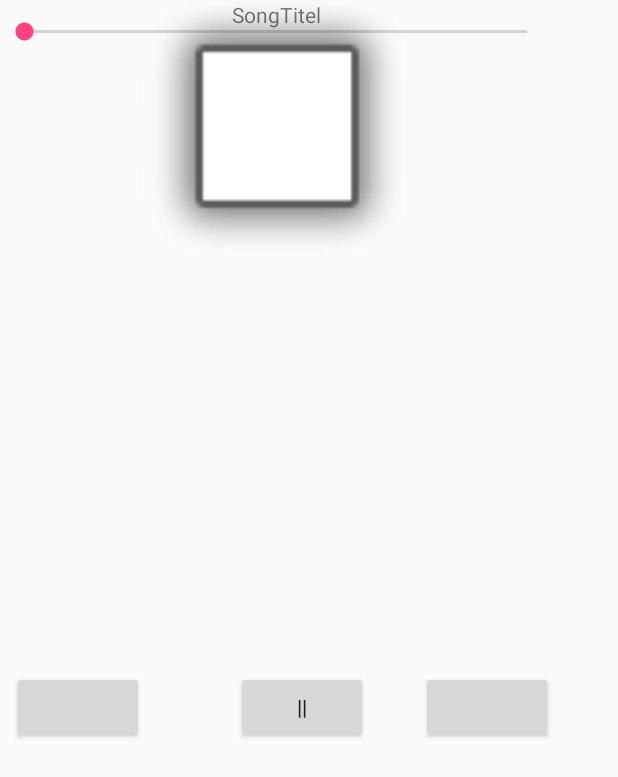
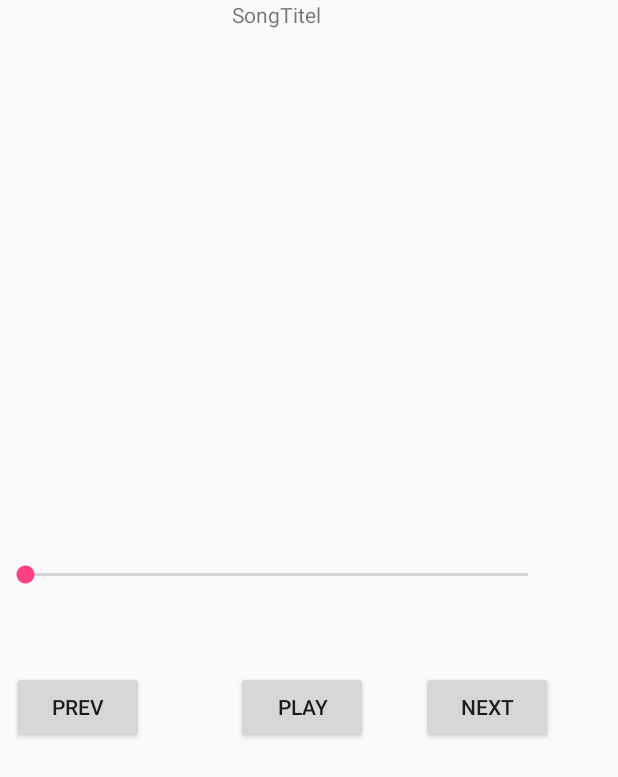
Before and after one commit to Dreipunkt/HCI_TMSD, an Android app: the layout activity_player.xml on its own in the app's theme, with its tools: preview values and no code run, on a phone screen of 412 x 824 dp. Shown: the top 777 px of the screen. Run offline under Robolectric (Android 15) with nearby library versions, the phone set to English and light mode, and no system bars.

Commit message:
player spielt jetzt musik

```diff
--- a/app/src/main/AndroidManifest.xml
+++ b/app/src/main/AndroidManifest.xml
@@ -16,6 +16,7 @@
                 <category android:name="android.intent.category.LAUNCHER" />
             </intent-filter>
         </activity>
+        <activity android:name=".Player"></activity>
         <activity android:name=".PlaylistActivity"></activity>
         <activity android:name=".PlaylistAddActivity"></activity>
         <activity android:name=".PlaylistRemActivity"></activity>
--- a/app/src/main/java/univie/g02/t06/tmsd/MainActivity.java
+++ b/app/src/main/java/univie/g02/t06/tmsd/MainActivity.java
@@ -34,7 +34,8 @@ public class MainActivity extends AppCompatActivity implements View.OnClickListe
         Intent intent;
         switch (v.getId()) {
             case R.id.btn_playMyMusic:
-
+                intent = new Intent(getApplicationContext(), Player.class);
+                startActivity(intent);
                 break;
 
             case R.id.btn_playlists:
--- a/app/src/main/java/univie/g02/t06/tmsd/Player.java
+++ b/app/src/main/java/univie/g02/t06/tmsd/Player.java
@@ -1,11 +1,13 @@
 package univie.g02.t06.tmsd;
 
 import android.app.Activity;
-import android.content.DialogInterface;
 import android.media.MediaPlayer;
+import android.net.Uri;
 import android.os.Bundle;
 import android.view.View;
 import android.widget.Button;
+import android.widget.ImageView;
+import android.widget.SeekBar;
 import android.widget.TextView;
 
 import java.io.IOException;
@@ -16,21 +18,24 @@ import java.io.IOException;
 
 public class Player extends Activity implements View.OnClickListener {
 
-    MediaPlayer player;
+    private MediaPlayer player;
 
     private Button play;
     private Button next;
     private Button prev;
 
     private TextView songTitel;
+    private SeekBar seek;
 
+    private ImageView album_cover;
 
     @Override
     protected void onCreate(Bundle savedInstanceState) {
-        songTitel = (TextView) findViewById(R.id.songTitel);
 
         super.onCreate(savedInstanceState);
-        setContentView(R.layout.player);
+        setContentView(R.layout.activity_player);
+
+        songTitel = (TextView) findViewById(R.id.songTitel);
 
         play = (Button) findViewById(R.id.btnPlay);
         play.setOnClickListener(this);
@@ -43,37 +48,44 @@ public class Player extends Activity implements View.OnClickListener {
 
         prev = (Button) findViewById(R.id.btnPrev);
         prev.setOnClickListener(this);
-        prev.setText("<|");
+        prev.setText("|<");
+
+        seek = (SeekBar) findViewById(R.id.seekBar);
+
+        //album_cover.setImageResource(R.raw.cover_placeholder);
     }
     @Override
     public void onClick(View v) {
         switch (v.getId()) {
             case R.id.btnPlay:
-                if (player.isPlaying()) {
-                    player.pause();
+                player = MediaPlayer.create(getApplicationContext(), getResources().getIdentifier("mask_off","raw",getPackageName()));
+                player.start();
+
+                String songTitle = "test";
+                songTitel.setText(songTitle);
+                break;
+
+            case R.id.btnPrev:
+                //player.setDataSource();
+                try {
+                    player.prepare();
+                } catch (IOException e) {
+                    e.printStackTrace();
                 }
-                else {
-                    player.reset();
-                    //player.setDataSource();
-                    try {
-                        player.prepare();
-                    } catch (IOException e) {
-                        e.printStackTrace();
-                    }
-                    player.start();
+                player.start();
+                break;
 
-                    String songTitle = "test";
-                    songTitel.setText(songTitle);
+            case R.id.btnNext:
+                //player.setDataSource();
+                try {
+                    player.prepare();
+                } catch (IOException e) {
+                    e.printStackTrace();
                 }
+                player.start();
                 break;
-            case R.id.btnPrev:
 
-                break;
-            case R.id.btnNext:
-
-                break;
         }
-
     }
 
 }
--- a/app/src/main/res/layout/player.xml
+++ b/app/src/main/res/layout/activity_player.xml
@@ -10,7 +10,7 @@
         android:id="@+id/btnPrev"
         android:layout_width="88dp"
         android:layout_height="wrap_content"
-        android:text=""
+        android:text="prev"
         android:layout_marginStart="8dp"
         app:layout_constraintBaseline_toBaselineOf="@+id/btnPlay"
         tools:layout_constraintBaseline_creator="1"
@@ -22,7 +22,7 @@
         android:id="@+id/btnPlay"
         android:layout_width="88dp"
         android:layout_height="wrap_content"
-        android:text="||"
+        android:text="play"
         android:visibility="visible"
         tools:layout_constraintTop_creator="1"
         tools:layout_constraintLeft_creator="1"
@@ -35,7 +35,7 @@
         android:id="@+id/btnNext"
         android:layout_width="88dp"
         android:layout_height="wrap_content"
-        android:text=""
+        android:text="next"
         app:layout_constraintBaseline_toBaselineOf="@+id/btnPlay"
         tools:layout_constraintBaseline_creator="1"
         tools:layout_constraintLeft_creator="1"
@@ -47,8 +47,10 @@
         style="@style/Widget.AppCompat.SeekBar"
         android:layout_width="367dp"
         android:layout_height="43dp"
-        tools:layout_editor_absoluteX="11dp"
-        tools:layout_editor_absoluteY="319dp" />
+        android:layout_marginBottom="42dp"
+        app:layout_constraintBottom_toTopOf="@+id/btnPlay"
+        app:layout_constraintLeft_toLeftOf="parent"
+        app:layout_constraintRight_toRightOf="parent" />
 
     <TextView
         android:id="@+id/songTitel"
@@ -59,14 +61,4 @@
         app:layout_constraintRight_toRightOf="parent"
         tools:layout_editor_absoluteY="271dp" />
 
-    <ImageView
-        android:id="@+id/imageView"
-        android:layout_width="245dp"
-        android:layout_height="188dp"
-        app:layout_constraintLeft_toLeftOf="parent"
-        app:layout_constraintRight_toRightOf="parent"
-        app:srcCompat="@android:drawable/alert_light_frame"
-        tools:layout_editor_absoluteY="46dp"
-        app:layout_constraintHorizontal_bias="0.503" />
-
 </android.support.constraint.ConstraintLayout>
```
Also changed, not shown: app/src/main/res/raw/cover_placeholder.png (added), 1 other file.
